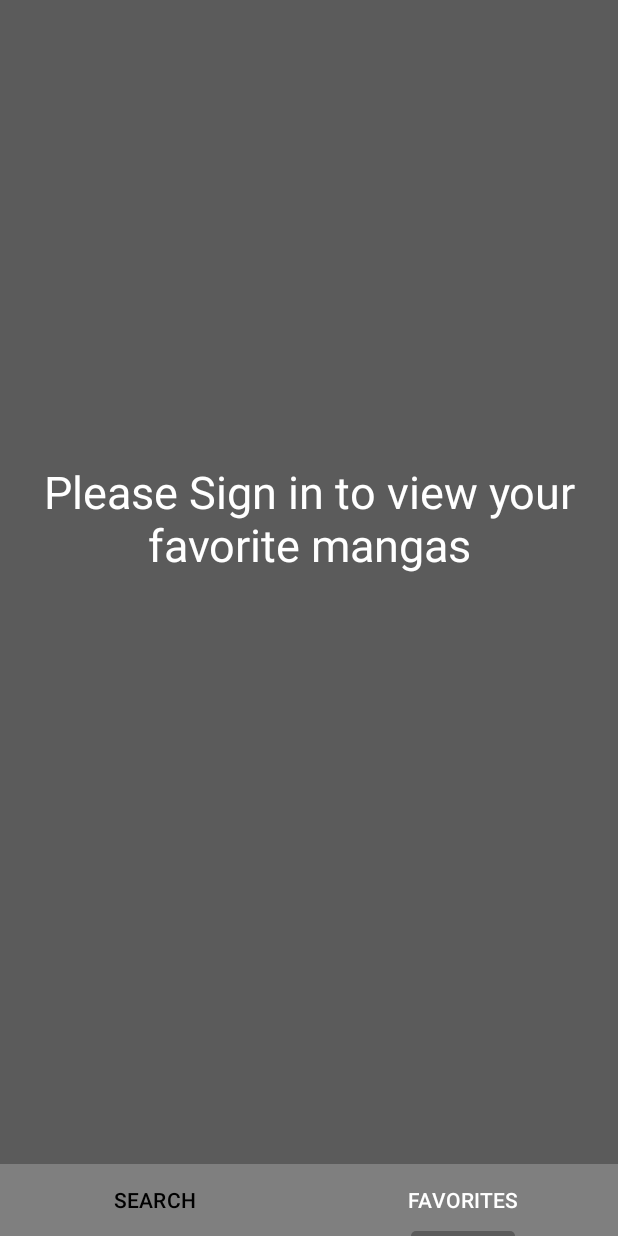
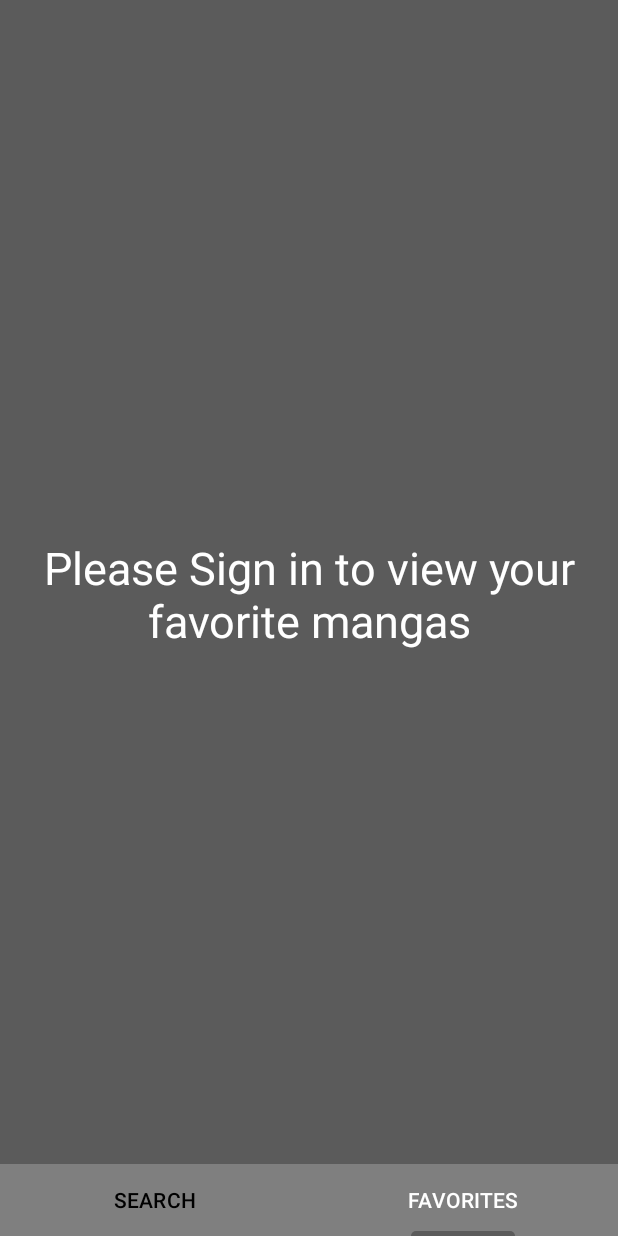
Before and after one commit to ACHRAF-YOUSSEF/MangaTN, an Android app: the screen it shows after launch (MainActivity), item 2 of the bottom bar chosen, on a phone screen of 412 x 824 dp. Run offline under Robolectric (Android 15) with nearby library versions, the phone set to English and light mode, and no system bars; our stand-ins replace Picasso; pictures from the network do not load; 2 statements that could not run were skipped.

```diff
--- a/app/src/main/res/layout/fragment_2.xml
+++ b/app/src/main/res/layout/fragment_2.xml
@@ -53,7 +53,7 @@
                 android:layout_height="wrap_content"
                 android:layout_gravity="center"
                 android:layout_marginTop="16dp"
-                android:text="No data found!!!"
+                android:text="@string/no_data_found"
                 android:textAlignment="center"
                 android:textColor="@color/white"
                 android:textSize="60sp"
@@ -63,7 +63,7 @@
                 app:layout_constraintHorizontal_bias="0.0"
                 app:layout_constraintStart_toStartOf="parent"
                 app:layout_constraintTop_toTopOf="parent"
-                app:layout_constraintVertical_bias="0.424" />
+                app:layout_constraintVertical_bias="0.5" />
 
             <TextView
                 android:id="@+id/textViewSignIn_favorites"
@@ -71,7 +71,7 @@
                 android:layout_height="wrap_content"
                 android:layout_gravity="center"
                 android:layout_marginTop="16dp"
-                android:text="Please Sign in to view your favorite mangas"
+                android:text="@string/please_sign_in_to_view_your_favorite_mangas"
                 android:textAlignment="center"
                 android:textColor="@color/white"
                 android:textSize="30sp"
@@ -81,7 +81,7 @@
                 app:layout_constraintHorizontal_bias="0.0"
                 app:layout_constraintStart_toStartOf="parent"
                 app:layout_constraintTop_toTopOf="parent"
-                app:layout_constraintVertical_bias="0.424" />
+                app:layout_constraintVertical_bias="0.5" />
 
             <GridView
                 android:id="@+id/gridView_favorites"
--- a/app/src/main/res/values-night/strings.xml
+++ b/app/src/main/res/values-night/strings.xml
@@ -11,6 +11,8 @@
     <string name="username">Username</string>
     <string name="sign_up">Sign Up</string>
     <string name="already_have_an_account_sign_in">Already have an account? Sign in</string>
+    <string name="please_sign_in_to_view_your_favorite_mangas">Please Sign in to view your favorite mangas</string>
+    <string name="no_data_found">No data found!!!</string>
 
     <string-array name="filter_options">
         <item>All</item>
--- a/app/src/main/res/values/strings.xml
+++ b/app/src/main/res/values/strings.xml
@@ -10,6 +10,8 @@
     <string name="username">Username</string>
     <string name="sign_up">Sign Up</string>
     <string name="already_have_an_account_sign_in">Already have an account? Sign in</string>
+    <string name="please_sign_in_to_view_your_favorite_mangas">Please Sign in to view your favorite mangas</string>
+    <string name="no_data_found">No data found!!!</string>
 
     <string-array name="filter_options">
         <item>All</item>
```
